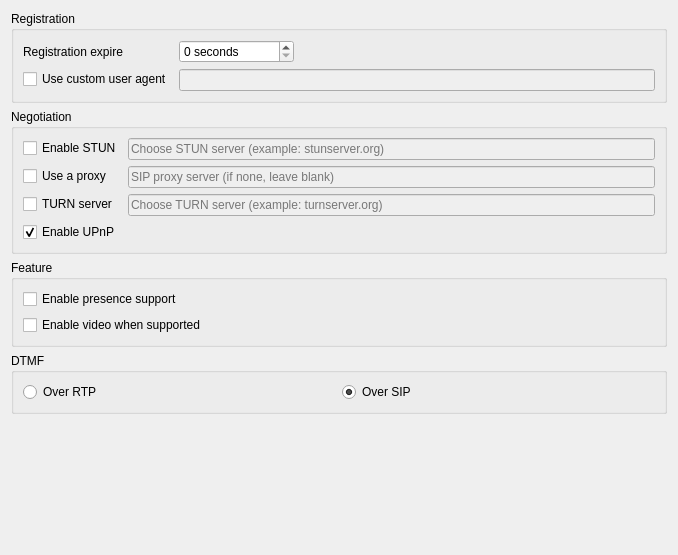
KDE/ring-kde, file src/conf/account/accountpages/advanced.ui: the form before one commit.
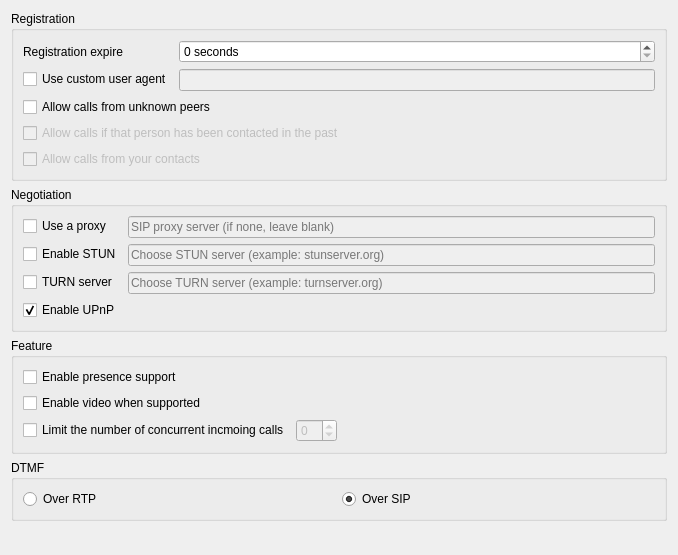
The form after the commit.

The edit to the form file:
```diff
--- a/src/conf/account/accountpages/advanced.ui
+++ b/src/conf/account/accountpages/advanced.ui
@@ -19,42 +19,70 @@
      <property name="title">
       <string>Registration</string>
      </property>
-     <layout class="QFormLayout" name="formLayout_2">
-      <property name="fieldGrowthPolicy">
-       <enum>QFormLayout::ExpandingFieldsGrow</enum>
-      </property>
-      <item row="0" column="0">
-       <widget class="QLabel" name="label_regExpire">
+     <layout class="QVBoxLayout" name="verticalLayout_3">
+      <item>
+       <layout class="QFormLayout" name="formLayout_2">
+        <item row="0" column="0">
+         <widget class="QLabel" name="label_regExpire">
+          <property name="text">
+           <string>Registration expire</string>
+          </property>
+          <property name="buddy">
+           <cstring>lrcfg_registrationExpire</cstring>
+          </property>
+         </widget>
+        </item>
+        <item row="0" column="1">
+         <widget class="QSpinBox" name="lrcfg_registrationExpire">
+          <property name="suffix">
+           <string> seconds</string>
+          </property>
+          <property name="maximum">
+           <number>16777215</number>
+          </property>
+         </widget>
+        </item>
+        <item row="1" column="0">
+         <widget class="QCheckBox" name="lrcfg_hasCustomUserAgent">
+          <property name="text">
+           <string>Use custom user agent</string>
+          </property>
+         </widget>
+        </item>
+        <item row="1" column="1">
+         <widget class="QLineEdit" name="lrcfg_userAgent">
+          <property name="enabled">
+           <bool>false</bool>
+          </property>
+         </widget>
+        </item>
+       </layout>
+      </item>
+      <item>
+       <widget class="QCheckBox" name="lrcfg_allowIncomingFromUnknown">
         <property name="text">
-         <string>Registration expire</string>
+         <string>Allow calls from unknown peers</string>
         </property>
-        <property name="buddy">
-         <cstring>lrcfg_registrationExpire</cstring>
-        </property>
        </widget>
       </item>
-      <item row="0" column="1">
-       <widget class="QSpinBox" name="lrcfg_registrationExpire">
-        <property name="suffix">
-         <string> seconds</string>
+      <item>
+       <widget class="QCheckBox" name="lrcfg_allowIncomingFromHistory">
+        <property name="enabled">
+         <bool>false</bool>
         </property>
-        <property name="maximum">
-         <number>16777215</number>
-        </property>
-       </widget>
-      </item>
-      <item row="1" column="0">
-       <widget class="QCheckBox" name="lrcfg_hasCustomUserAgent">
         <property name="text">
-         <string>Use custom user agent</string>
+         <string>Allow calls if that person has been contacted in the past</string>
         </property>
        </widget>
       </item>
-      <item row="1" column="1">
-       <widget class="QLineEdit" name="lrcfg_userAgent">
+      <item>
+       <widget class="QCheckBox" name="lrcfg_allowIncomingFromContact">
         <property name="enabled">
          <bool>false</bool>
         </property>
+        <property name="text">
+         <string>Allow calls from your contacts</string>
+        </property>
        </widget>
       </item>
      </layout>
@@ -66,31 +94,17 @@
       <string>Negotiation</string>
      </property>
      <layout class="QFormLayout" name="formLayout">
+      <property name="fieldGrowthPolicy">
+       <enum>QFormLayout::ExpandingFieldsGrow</enum>
+      </property>
       <item row="0" column="0">
-       <widget class="QCheckBox" name="lrcfg_sipStunEnabled">
-        <property name="text">
-         <string>Enable STUN</string>
-        </property>
-       </widget>
-      </item>
-      <item row="0" column="1">
-       <widget class="QLineEdit" name="lrcfg_sipStunServer">
-        <property name="enabled">
-         <bool>false</bool>
-        </property>
-        <property name="placeholderText">
-         <string>Choose STUN server (example: stunserver.org)</string>
-        </property>
-       </widget>
-      </item>
-      <item row="1" column="0">
        <widget class="QCheckBox" name="lrcfg_hasProxy">
         <property name="text">
          <string>Use a proxy</string>
         </property>
        </widget>
       </item>
-      <item row="1" column="1">
+      <item row="0" column="1">
        <widget class="QLineEdit" name="lrcfg_proxy">
         <property name="enabled">
          <bool>false</bool>
@@ -100,7 +114,31 @@
         </property>
        </widget>
       </item>
-      <item row="3" column="1">
+      <item row="1" column="0">
+       <widget class="QCheckBox" name="lrcfg_sipStunEnabled">
+        <property name="text">
+         <string>Enable STUN</string>
+        </property>
+       </widget>
+      </item>
+      <item row="1" column="1">
+       <widget class="QLineEdit" name="lrcfg_sipStunServer">
+        <property name="enabled">
+         <bool>false</bool>
+        </property>
+        <property name="placeholderText">
+         <string>Choose STUN server (example: stunserver.org)</string>
+        </property>
+       </widget>
+      </item>
+      <item row="2" column="0">
+       <widget class="QCheckBox" name="lrcfg_turnEnabled">
+        <property name="text">
+         <string>TURN server</string>
+        </property>
+       </widget>
+      </item>
+      <item row="2" column="1">
        <widget class="QLineEdit" name="lrcfg_turnServer">
         <property name="enabled">
          <bool>false</bool>
@@ -111,13 +149,6 @@
        </widget>
       </item>
       <item row="3" column="0">
-       <widget class="QCheckBox" name="lrcfg_turnEnabled">
-        <property name="text">
-         <string>TURN server</string>
-        </property>
-       </widget>
-      </item>
-      <item row="4" column="0">
        <widget class="QCheckBox" name="lrcfg_upnpEnabled">
         <property name="text">
          <string>Enable UPnP</string>
@@ -135,8 +166,8 @@
      <property name="title">
       <string>Feature</string>
      </property>
-     <layout class="QVBoxLayout" name="verticalLayout_2">
-      <item>
+     <layout class="QGridLayout" name="gridLayout">
+      <item row="0" column="0">
        <widget class="QCheckBox" name="lrcfg_presenceEnabled">
         <property name="enabled">
          <bool>true</bool>
@@ -146,13 +177,43 @@
         </property>
        </widget>
       </item>
-      <item>
+      <item row="1" column="0">
        <widget class="QCheckBox" name="lrcfg_isVideoEnabled">
         <property name="text">
          <string>Enable video when supported</string>
         </property>
        </widget>
       </item>
+      <item row="2" column="0">
+       <widget class="QCheckBox" name="lrcfg_hasActiveCallLimit">
+        <property name="text">
+         <string>Limit the number of concurrent incmoing calls</string>
+        </property>
+       </widget>
+      </item>
+      <item row="2" column="1">
+       <widget class="QSpinBox" name="lrcfg_activeCallLimit">
+        <property name="enabled">
+         <bool>false</bool>
+        </property>
+        <property name="minimum">
+         <number>-1</number>
+        </property>
+       </widget>
+      </item>
+      <item row="2" column="2">
+       <spacer name="horizontalSpacer">
+        <property name="orientation">
+         <enum>Qt::Horizontal</enum>
+        </property>
+        <property name="sizeHint" stdset="0">
+         <size>
+          <width>278</width>
+          <height>20</height>
+         </size>
+        </property>
+       </spacer>
+      </item>
      </layout>
     </widget>
    </item>
```
Left out of the diff: 60 changed lines with no effect on the pictures.
